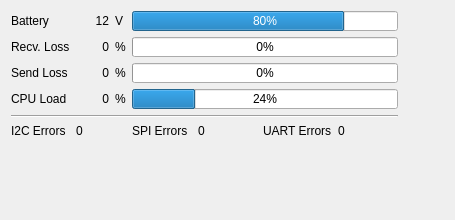
The window that src/ui/UASInfo.ui (mavlink/qgroundcontrol) describes before a commit, drawn with Qt 5.
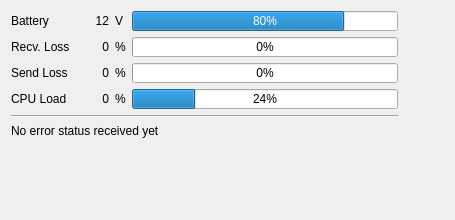
The same window after the commit.

Commit message: Added error counters

```diff
--- a/src/ui/UASInfo.ui
+++ b/src/ui/UASInfo.ui
@@ -66,7 +66,7 @@
      </property>
     </widget>
    </item>
-   <item row="0" column="4" colspan="4">
+   <item row="0" column="4" colspan="2">
     <widget class="QProgressBar" name="batteryBar">
      <property name="sizePolicy">
       <sizepolicy hsizetype="MinimumExpanding" vsizetype="Fixed">
@@ -109,7 +109,7 @@
      </property>
     </widget>
    </item>
-   <item row="0" column="8" rowspan="6">
+   <item row="0" column="6" rowspan="6">
     <spacer name="horizontalSpacer">
      <property name="orientation">
       <enum>Qt::Horizontal</enum>
@@ -171,7 +171,7 @@
      </property>
     </widget>
    </item>
-   <item row="1" column="4" colspan="4">
+   <item row="1" column="4" colspan="2">
     <widget class="QProgressBar" name="receiveLossBar">
      <property name="sizePolicy">
       <sizepolicy hsizetype="MinimumExpanding" vsizetype="Fixed">
@@ -257,7 +257,7 @@
      </property>
     </widget>
    </item>
-   <item row="2" column="4" colspan="4">
+   <item row="2" column="4" colspan="2">
     <widget class="QProgressBar" name="sendLossBar">
      <property name="sizePolicy">
       <sizepolicy hsizetype="MinimumExpanding" vsizetype="Fixed">
@@ -343,7 +343,7 @@
      </property>
     </widget>
    </item>
-   <item row="3" column="4" colspan="4">
+   <item row="3" column="4" colspan="2">
     <widget class="QProgressBar" name="loadBar">
      <property name="sizePolicy">
       <sizepolicy hsizetype="MinimumExpanding" vsizetype="Fixed">
@@ -380,56 +380,14 @@
      </property>
     </widget>
    </item>
-   <item row="4" column="0" colspan="8">
+   <item row="4" column="0" colspan="6">
     <widget class="Line" name="line">
      <property name="orientation">
       <enum>Qt::Horizontal</enum>
      </property>
     </widget>
    </item>
-   <item row="5" column="0">
-    <widget class="QLabel" name="label_4">
-     <property name="text">
-      <string>I2C Errors</string>
-     </property>
-    </widget>
-   </item>
-   <item row="5" column="1" colspan="2">
-    <widget class="QLabel" name="i2cErrorLabel">
-     <property name="text">
-      <string>0</string>
-     </property>
-    </widget>
-   </item>
-   <item row="5" column="4">
-    <widget class="QLabel" name="label_5">
-     <property name="text">
-      <string>SPI Errors</string>
-     </property>
-    </widget>
-   </item>
-   <item row="5" column="5">
-    <widget class="QLabel" name="spiErrorLabel">
-     <property name="text">
-      <string>0</string>
-     </property>
-    </widget>
-   </item>
-   <item row="5" column="6">
-    <widget class="QLabel" name="label_10">
-     <property name="text">
-      <string>UART Errors</string>
-     </property>
-    </widget>
-   </item>
-   <item row="5" column="7">
-    <widget class="QLabel" name="uartErrorLabel">
-     <property name="text">
-      <string>0</string>
-     </property>
-    </widget>
-   </item>
-   <item row="6" column="0" colspan="9">
+   <item row="6" column="0" colspan="7">
     <spacer name="verticalSpacer">
      <property name="orientation">
       <enum>Qt::Vertical</enum>
@@ -445,6 +403,13 @@
      </property>
     </spacer>
    </item>
+   <item row="5" column="0" colspan="6">
+    <widget class="QLabel" name="errorLabel">
+     <property name="text">
+      <string>No error status received yet</string>
+     </property>
+    </widget>
+   </item>
   </layout>
  </widget>
  <resources/>
```
The commit also changes 1 other file.
